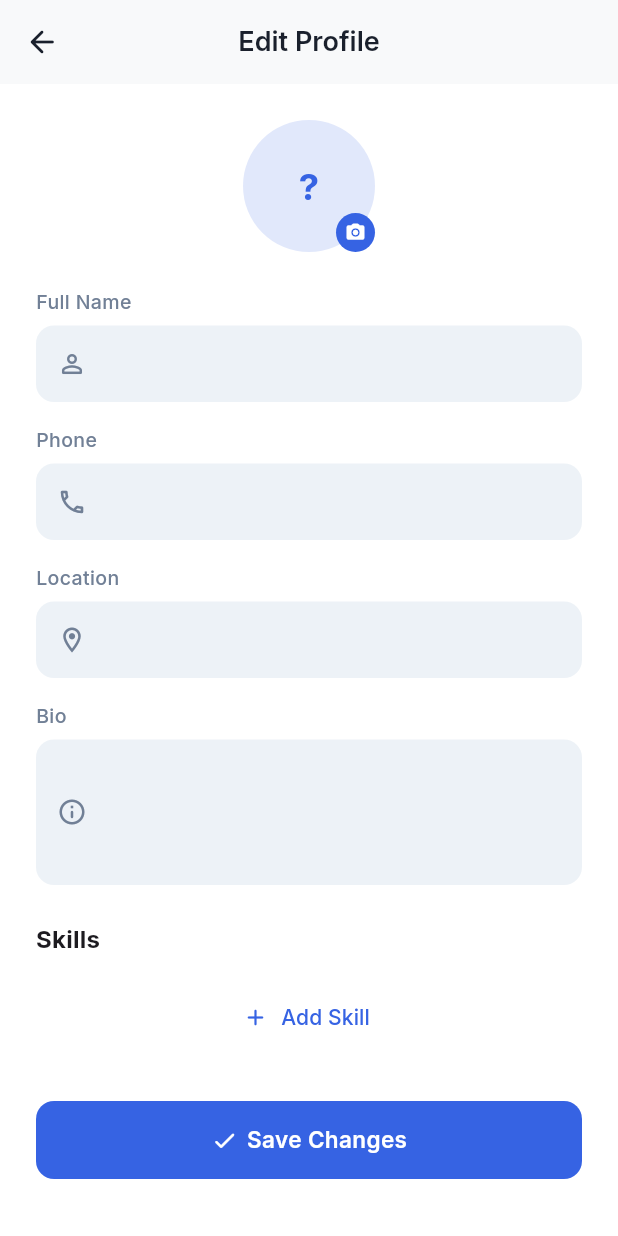
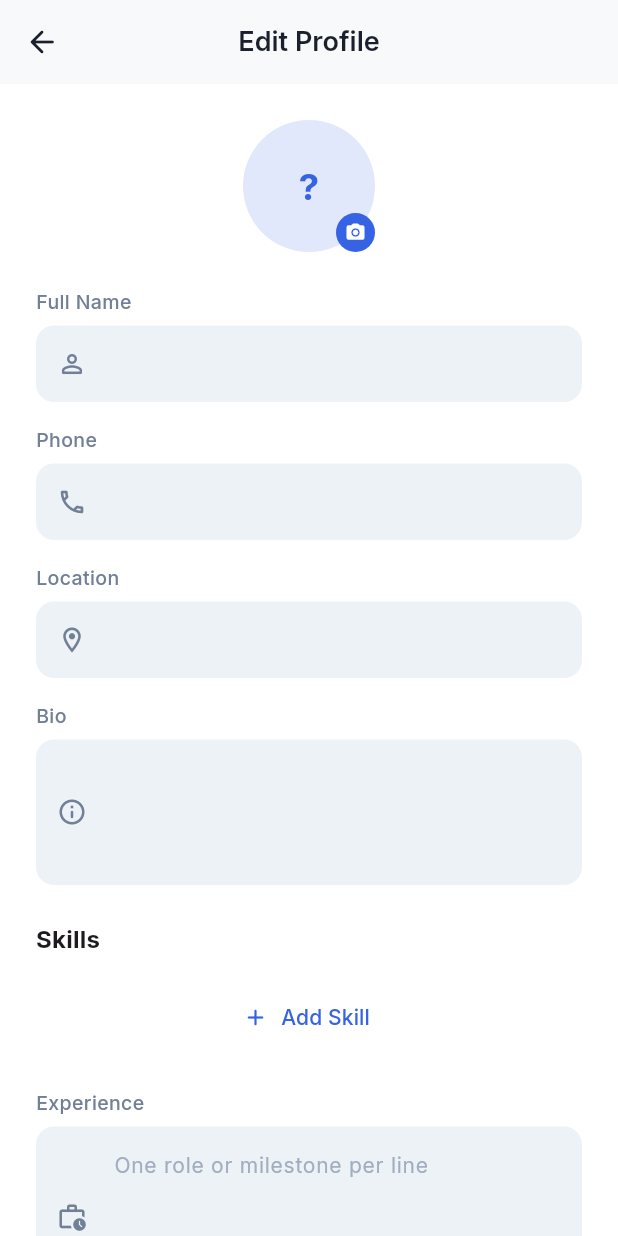
Before and after one commit to abdullahbokl/Flutter-NodeJS-Full-Stack-App, a Flutter app: the _ProfileContent widget shown alone on an empty page, opened directly with empty values, after a tap on the "edit" icon, on a phone screen of 412 x 824 dp. Run offline on Flutter 3.47's test engine with Material 3 defaults, Android fonts, the light colour scheme and no system bars; our stand-ins replace awesome_dialog, connectivity_plus, dio, equatable, flutter_animate, flutter_bloc and 13 more; accounts and stored records are empty; network calls fail.

Commit message:
feat(profile): extend seeker profiles with experience and education

```diff
--- a/lib/core/common/models/user_model.dart
+++ b/lib/core/common/models/user_model.dart
@@ -16,6 +16,8 @@ class UserModel extends UserEntity {
     super.industry,
     super.website,
     super.skills = const [],
+    super.experience = const [],
+    super.education = const [],
     super.bio = "",
     super.token = "",
   });
@@ -35,6 +37,8 @@ class UserModel extends UserEntity {
       'industry': industry,
       'website': website,
       'skills': skills,
+      'experience': experience,
+      'education': education,
       'bio': bio,
     };
   }
@@ -57,6 +61,24 @@ class UserModel extends UserEntity {
       }
     }
 
+    final List<Map<String, dynamic>> experience = [];
+    if (map['experience'] is List) {
+      for (final item in map['experience']) {
+        if (item is Map) {
+          experience.add(Map<String, dynamic>.from(item));
+        }
+      }
+    }
+
+    final List<Map<String, dynamic>> education = [];
+    if (map['education'] is List) {
+      for (final item in map['education']) {
+        if (item is Map) {
+          education.add(Map<String, dynamic>.from(item));
+        }
+      }
+    }
+
     return UserModel(
       id: map['id'] ?? map['_id'] ?? '',
       email: map['email'] ?? '',
@@ -71,6 +93,8 @@ class UserModel extends UserEntity {
       industry: map['industry'],
       website: map['website'],
       skills: skills,
+      experience: experience,
+      education: education,
       bio: map['bio'],
       token: map['token'] ?? '',
     );
--- a/lib/features/auth/domain/entities/user_entity.dart
+++ b/lib/features/auth/domain/entities/user_entity.dart
@@ -19,6 +19,8 @@ class UserEntity extends Equatable {
   final String? website;
 
   final List<String> skills;
+  final List<Map<String, dynamic>> experience;
+  final List<Map<String, dynamic>> education;
   final String? bio;
   final String token;
 
@@ -36,6 +38,8 @@ class UserEntity extends Equatable {
     this.industry,
     this.website,
     this.skills = const [],
+    this.experience = const [],
+    this.education = const [],
     this.bio,
     this.token = '',
   });
@@ -55,6 +59,8 @@ class UserEntity extends Equatable {
     String? location,
     List<String>? profilePic,
     List<String>? skills,
+    List<Map<String, dynamic>>? experience,
+    List<Map<String, dynamic>>? education,
     UserRole? role,
     String? companyName,
     String? industry,
@@ -76,6 +82,8 @@ class UserEntity extends Equatable {
         industry: industry ?? this.industry,
         website: website ?? this.website,
         skills: skills ?? this.skills,
+        experience: experience ?? this.experience,
+        education: education ?? this.education,
         bio: bio ?? this.bio,
         token: token ?? this.token,
       );
@@ -95,6 +103,8 @@ class UserEntity extends Equatable {
         industry,
         website,
         skills,
+        experience,
+        education,
         bio,
         token,
       ];
--- a/lib/features/profile/presentation/pages/edit_profile_page.dart
+++ b/lib/features/profile/presentation/pages/edit_profile_page.dart
@@ -39,6 +39,8 @@ class _EditProfileViewState extends State<_EditProfileView> {
   final _companyName = TextEditingController();
   final _industry = TextEditingController();
   final _website = TextEditingController();
+  final _experience = TextEditingController();
+  final _education = TextEditingController();
   final List<TextEditingController> _skills = [];
 
   File? _pickedImage;
@@ -64,6 +66,14 @@ class _EditProfileViewState extends State<_EditProfileView> {
     _companyName.text = user.companyName ?? '';
     _industry.text = user.industry ?? '';
     _website.text = user.website ?? '';
+    _experience.text = user.experience
+        .map((item) => _stringValue(item['title']) ?? _stringValue(item['company']) ?? '')
+        .where((item) => item.isNotEmpty)
+        .join('\n');
+    _education.text = user.education
+        .map((item) => _stringValue(item['school']) ?? _stringValue(item['degree']) ?? '')
+        .where((item) => item.isNotEmpty)
+        .join('\n');
     _skills.clear();
     if (user.skills.isEmpty) {
       _skills.add(TextEditingController());
@@ -72,6 +82,11 @@ class _EditProfileViewState extends State<_EditProfileView> {
         _skills.add(TextEditingController(text: s));
       }
     }
+  }
+
+  String? _stringValue(dynamic value) {
+    final text = value?.toString().trim() ?? '';
+    return text.isEmpty ? null : text;
   }
 
   Future<void> _pickImage() async {
@@ -94,6 +109,18 @@ class _EditProfileViewState extends State<_EditProfileView> {
       'industry': _industry.text.trim(),
       'website': _website.text.trim(),
       'skills': _skills.map((c) => c.text.trim()).where((s) => s.isNotEmpty).toList(),
+      'experience': _experience.text
+          .split('\n')
+          .map((item) => item.trim())
+          .where((item) => item.isNotEmpty)
+          .map((item) => {'title': item})
+          .toList(),
+      'education': _education.text
+          .split('\n')
+          .map((item) => item.trim())
+          .where((item) => item.isNotEmpty)
+          .map((item) => {'school': item})
+          .toList(),
     };
 
     await ctx.read<ProfileCubit>().updateProfile(updates);
@@ -117,6 +144,8 @@ class _EditProfileViewState extends State<_EditProfileView> {
     _companyName.dispose();
     _industry.dispose();
     _website.dispose();
+    _experience.dispose();
+    _education.dispose();
     for (final c in _skills) { c.dispose(); }
     super.dispose();
   }
@@ -245,6 +274,24 @@ class _EditProfileViewState extends State<_EditProfileView> {
                       icon: const Icon(Icons.add_rounded),
                       label: const Text('Add Skill'),
                     ),
+                    if (!(state is SuccessState<UserModel> && state.data.isCompany)) ...[
+                      const SizedBox(height: AppSpacing.lg),
+                      AppTextField(
+                        label: 'Experience',
+                        hint: 'One role or milestone per line',
+                        controller: _experience,
+                        prefixIcon: Icons.work_history_outlined,
+                        maxLines: 4,
+                      ),
+                      const SizedBox(height: AppSpacing.md),
+                      AppTextField(
+                        label: 'Education',
+                        hint: 'One school or degree per line',
+                        controller: _education,
+                        prefixIcon: Icons.school_outlined,
+                        maxLines: 4,
+                      ),
+                    ],
                     const SizedBox(height: AppSpacing.xl),
                     AppButton(
                       label: 'Save Changes',
--- a/lib/features/profile/presentation/pages/profile_page.dart
+++ b/lib/features/profile/presentation/pages/profile_page.dart
@@ -115,9 +115,9 @@ class _ProfileContent extends StatelessWidget {
                 color: AppColors.accent.withValues(alpha: 0.1),
                 borderRadius: BorderRadius.circular(AppRadius.full),
               ),
-              child: Row(mainAxisSize: MainAxisSize.min, children: [
-                const Icon(Icons.business_rounded, size: 14, color: AppColors.accent),
-                const SizedBox(width: 4),
+              child: const Row(mainAxisSize: MainAxisSize.min, children: [
+                Icon(Icons.business_rounded, size: 14, color: AppColors.accent),
+                SizedBox(width: 4),
                 Text('Company Account', style: TextStyle(fontSize: 12,
                     color: AppColors.accent, fontWeight: FontWeight.w600)),
               ]),
@@ -128,6 +128,28 @@ class _ProfileContent extends StatelessWidget {
         if (user.skills.isNotEmpty) ...[
           const SizedBox(height: AppSpacing.md),
           _SkillsCard(skills: user.skills),
+        ],
+        if (user.experience.isNotEmpty) ...[
+          const SizedBox(height: AppSpacing.md),
+          _DetailListCard(
+            title: 'Experience',
+            icon: Icons.work_history_outlined,
+            items: user.experience
+                .map((item) => (item['title'] ?? item['company'] ?? '').toString())
+                .where((item) => item.trim().isNotEmpty)
+                .toList(),
+          ),
+        ],
+        if (user.education.isNotEmpty) ...[
+          const SizedBox(height: AppSpacing.md),
+          _DetailListCard(
+            title: 'Education',
+            icon: Icons.school_outlined,
+            items: user.education
+                .map((item) => (item['school'] ?? item['degree'] ?? '').toString())
+                .where((item) => item.trim().isNotEmpty)
+                .toList(),
+          ),
         ],
         const SizedBox(height: AppSpacing.lg),
         AppButton(
@@ -240,3 +262,60 @@ class _SkillsCard extends StatelessWidget {
     );
   }
 }
+
+class _DetailListCard extends StatelessWidget {
+  final String title;
+  final IconData icon;
+  final List<String> items;
+
+  const _DetailListCard({
+    required this.title,
+    required this.icon,
+    required this.items,
+  });
+
+  @override
+  Widget build(BuildContext context) {
+    final isDark = Theme.of(context).brightness == Brightness.dark;
+    return Container(
+      width: double.infinity,
+      padding: const EdgeInsets.all(AppSpacing.md),
+      decoration: BoxDecoration(
+        color: isDark ? AppColors.surfaceDark : AppColors.surface,
+        borderRadius: BorderRadius.circular(AppRadius.xl),
+        boxShadow: [
+          BoxShadow(
+            color: Colors.black.withValues(alpha: 0.05),
+            blurRadius: 10,
+            offset: const Offset(0, 3),
+          ),
+        ],
+      ),
+      child: Column(
+        crossAxisAlignment: CrossAxisAlignment.start,
+        children: [
+          Row(
+            children: [
+              Icon(icon, size: 18, color: AppColors.primary),
+              const SizedBox(width: AppSpacing.xs),
+              Text(
+                title,
+                style: const TextStyle(fontWeight: FontWeight.w700, fontSize: 15),
+              ),
+            ],
+          ),
+          const SizedBox(height: AppSpacing.sm),
+          ...items.map(
+            (item) => Padding(
+              padding: const EdgeInsets.only(bottom: AppSpacing.xs),
+              child: Text(
+                '• $item',
+                style: const TextStyle(color: AppColors.textSecondary),
+              ),
+            ),
+          ),
+        ],
+      ),
+    );
+  }
+}
```
